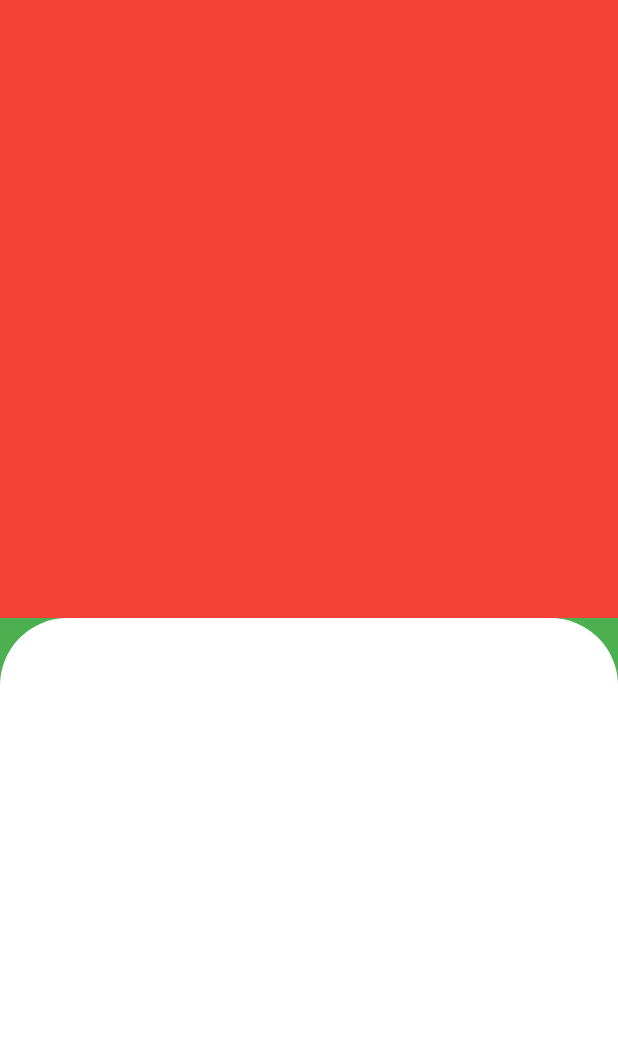
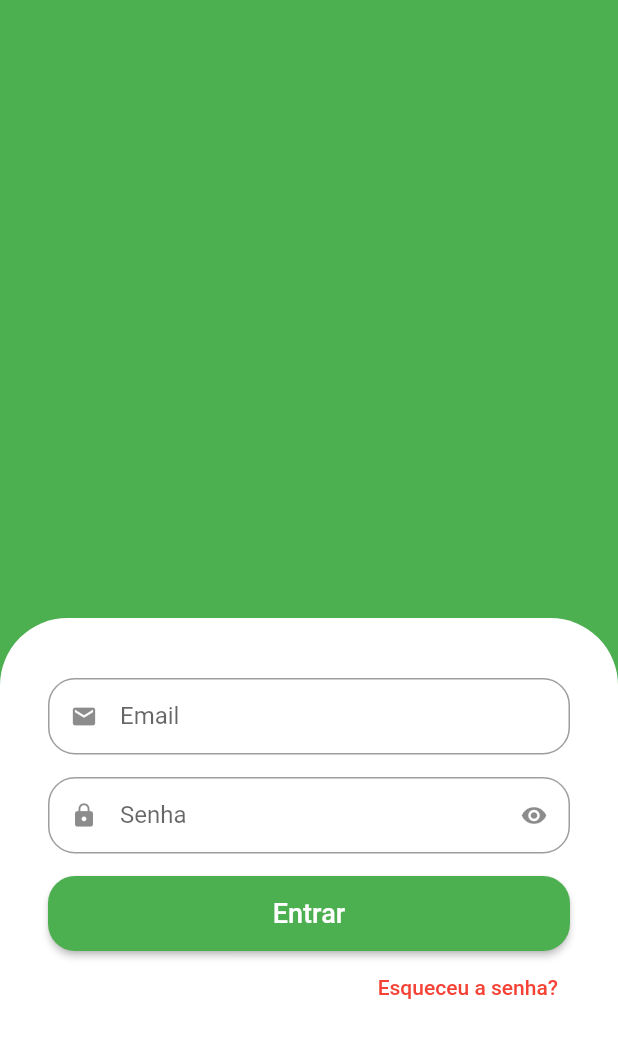
Before and after one commit to gabrieltenachous/greengrocer, a Flutter app: the screen it shows after launch, on a phone screen of 412 x 824 dp. Shown: the top 1038 px of the screen. Run offline on Flutter 3.47's test engine with Material 2 defaults, Android fonts, the phone set to English and light mode, and no system bars.

Commit message:
Esqueceu a Senha

```diff
--- a/lib/main.dart
+++ b/lib/main.dart
@@ -12,7 +12,7 @@ class MyApp extends StatelessWidget {
     return MaterialApp(
       title: 'DWSDa Demo',
       theme: ThemeData(
-        primarySwatch: Colors.blue,
+        primarySwatch: Colors.green,
       ),
       debugShowCheckedModeBanner: false,
       home: const SignInScreen(),
--- /dev/null
+++ b/lib/src/auth/components/custom_text_field.dart
@@ -0,0 +1,57 @@
+
+import 'package:flutter/material.dart';
+
+class CustomTextField extends StatefulWidget {
+
+  final IconData icon;
+  final String label;
+  final bool isSecret;
+
+  const CustomTextField(
+    {
+      super.key,
+      required this.icon,
+      required this.label,
+      this.isSecret = false,
+    }
+  );
+
+  @override
+  State<CustomTextField> createState() => _CustomTextFieldState();
+}
+
+class _CustomTextFieldState extends State<CustomTextField> {
+  bool isObscure = false;
+  @override
+  void initState() {
+    super.initState();
+    isObscure = widget.isSecret;
+  }
+  @override
+  Widget build(BuildContext context) {
+    return Padding(
+      padding: const EdgeInsets.only(bottom: 15),
+      child: TextFormField(
+        obscureText: isObscure,
+        decoration: InputDecoration(
+          prefixIcon: Icon(widget.icon),
+          suffixIcon: widget.isSecret
+            ? IconButton(
+              onPressed: () {
+                setState(() {
+                  isObscure = !isObscure;
+                });
+              },
+              icon: Icon(isObscure ? Icons.visibility : Icons.visibility_off)
+            )
+          : null,
+          labelText: widget.label,
+          isDense: true,
+          border: OutlineInputBorder(
+            borderRadius: BorderRadius.circular(18),
+          ),
+        ),
+      ),
+    );
+  }
+}
--- a/lib/src/auth/sign_in_screen.dart
+++ b/lib/src/auth/sign_in_screen.dart
@@ -1,7 +1,5 @@
-
-
-
 import 'package:flutter/material.dart';
+import 'package:greengrocer/src/auth/components/custom_text_field.dart';
 
 class SignInScreen extends StatelessWidget {
   const SignInScreen({super.key});
@@ -13,20 +11,50 @@ class SignInScreen extends StatelessWidget {
         body: Column(
           children: [
             //row - col (grid)
-          Expanded(child: Container(color:Colors.red)),
+            Expanded(child: Container(color: Colors.green)),
             Expanded(
               child: Container(
+                padding:
+                    const EdgeInsets.symmetric(horizontal: 32, vertical: 40),
                 decoration: const BoxDecoration(
-                color:Colors.white,
+                  color: Colors.white,
                   borderRadius: BorderRadius.vertical(
                     top: Radius.circular(45),
                   ),
                 ),
+                child: Column(
+                    crossAxisAlignment: CrossAxisAlignment.stretch,
+                    children: [
+                      //Email
+                      const CustomTextField(icon: Icons.email, label: 'Email'),
+                      //Senha
+                      const CustomTextField(
+                          icon: Icons.lock, label: 'Senha', isSecret: true),
+                      SizedBox(
+                        height: 50,
+                        width: 120,
+                        child: ElevatedButton(
+                            style: ElevatedButton.styleFrom(
+                                shape: RoundedRectangleBorder(
+                                    borderRadius: BorderRadius.circular(18))),
+                            onPressed: () {},
+                            child: const Text(
+                              'Entrar',
+                              style: TextStyle(fontSize: 18),
+                            )),
                       ),
+                      Align(
+                        alignment: Alignment.centerRight,
+                        child: TextButton(
+                            onPressed: () {},
+                            child: const Text('Esqueceu a senha?',
+                                style: TextStyle(color: Colors.red))),
+                      )
 
+                    ]),
+              ),
             )
           ],
-      )
-    );
+        ));
   }
 }
```
Lines whose indentation alone changed are shown as unchanged.
